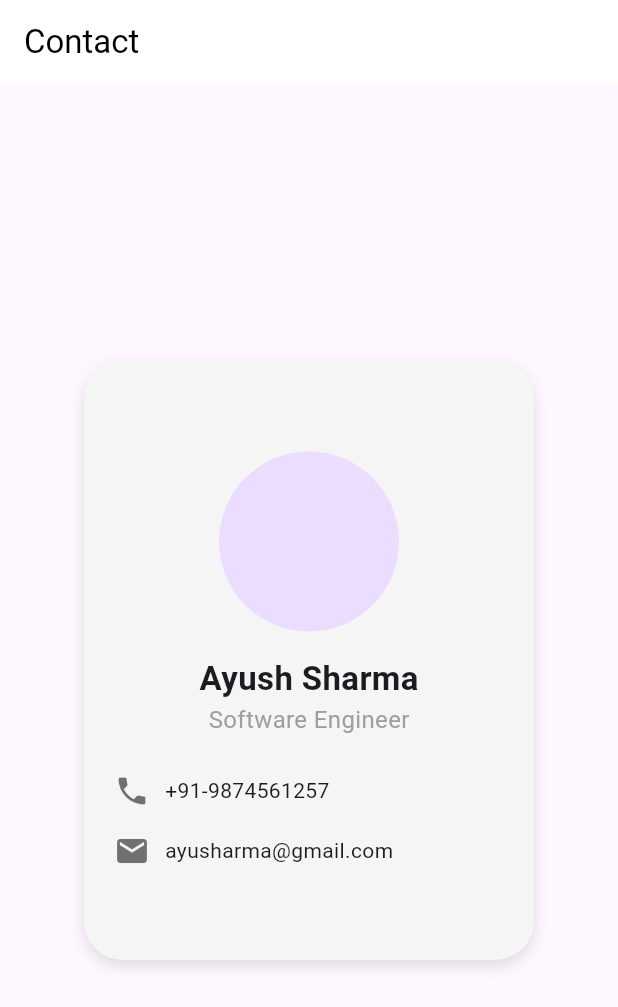
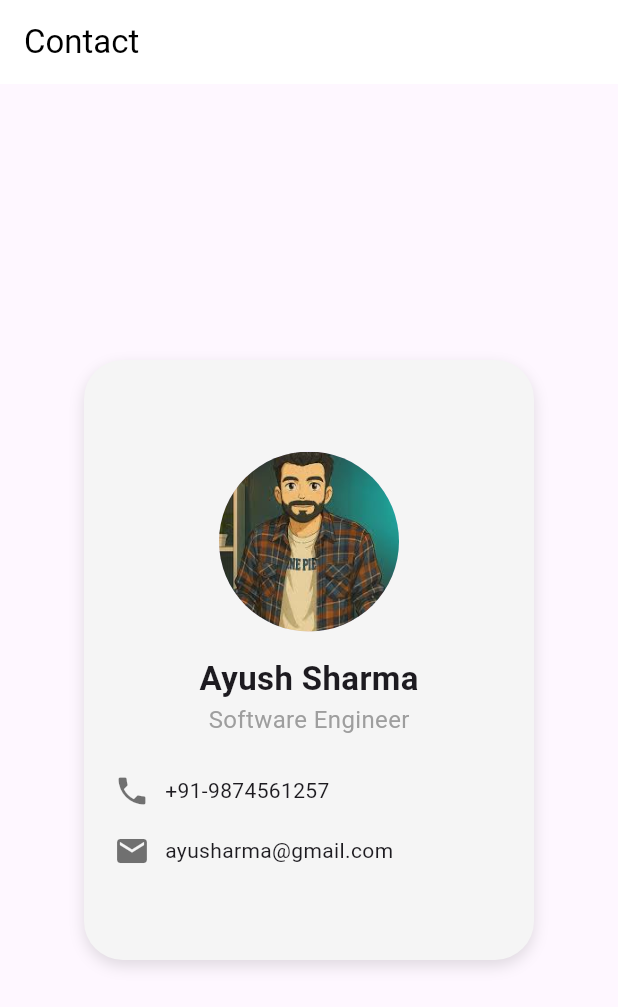
Before and after one commit to AyuSharma176/App_dev, a Flutter app: the screen it shows after launch, on a phone screen of 412 x 824 dp. Shown: the top 1007 px of the screen. Run offline on Flutter 3.47's test engine with Material 3 defaults, Android fonts, the phone set to English and light mode, and no system bars.

Commit message:
Assignment 1

```diff
--- a/lib/main.dart
+++ b/lib/main.dart
@@ -22,7 +22,7 @@ class MyApp extends StatelessWidget {
         body: Center(
           child: Container(
             width: 300,
-            height:400,
+            height: 400,
             padding: const EdgeInsets.all(20),
             decoration: BoxDecoration(
               color: Colors.grey[100],
@@ -39,7 +39,8 @@ class MyApp extends StatelessWidget {
               mainAxisAlignment: MainAxisAlignment.center,
               children: [
                 const CircleAvatar(
-                  radius: 60, // Replace with your image
+                  radius: 60,
+                  backgroundImage: AssetImage('assets/images/images.jpeg'),
                 ),
                 const SizedBox(height: 16),
                 const Text(
--- a/pubspec.yaml
+++ b/pubspec.yaml
@@ -58,7 +58,8 @@ flutter:
   uses-material-design: true
 
   # To add assets to your application, add an assets section, like this:
-  # assets:
+  assets:
+    - assets/images/
   #   - images/a_dot_burr.jpeg
   #   - images/a_dot_ham.jpeg
 
```
Also changed, not shown: assets/images/images.jpeg (added).
